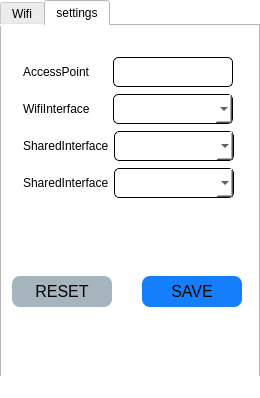
Old version of the form src/mainwindow.ui in the repository YinboWu/WifiAssist.
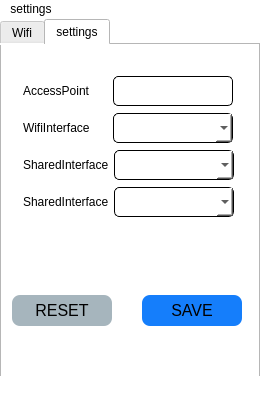
New version of the form. Icons and pictures are not drawn.

Commit message: 增加About说明

The edit to the form file:
```diff
--- a/src/mainwindow.ui
+++ b/src/mainwindow.ui
@@ -621,6 +621,34 @@
    </widget>
   </widget>
   <widget class="QStatusBar" name="statusBar"/>
+  <widget class="QMenuBar" name="menuBar">
+   <property name="geometry">
+    <rect>
+     <x>0</x>
+     <y>0</y>
+     <width>260</width>
+     <height>26</height>
+    </rect>
+   </property>
+   <widget class="QMenu" name="menuAbout">
+    <property name="title">
+     <string>settings</string>
+    </property>
+    <addaction name="actionCheck_update"/>
+    <addaction name="actionAbout"/>
+   </widget>
+   <addaction name="menuAbout"/>
+  </widget>
+  <action name="actionCheck_update">
+   <property name="text">
+    <string>CheckUpdate</string>
+   </property>
+  </action>
+  <action name="actionAbout">
+   <property name="text">
+    <string>About</string>
+   </property>
+  </action>
  </widget>
  <layoutdefault spacing="6" margin="11"/>
  <resources>
```
Left out of the diff: 5 changed lines with no effect on the pictures. The commit also changes 13 other files.
